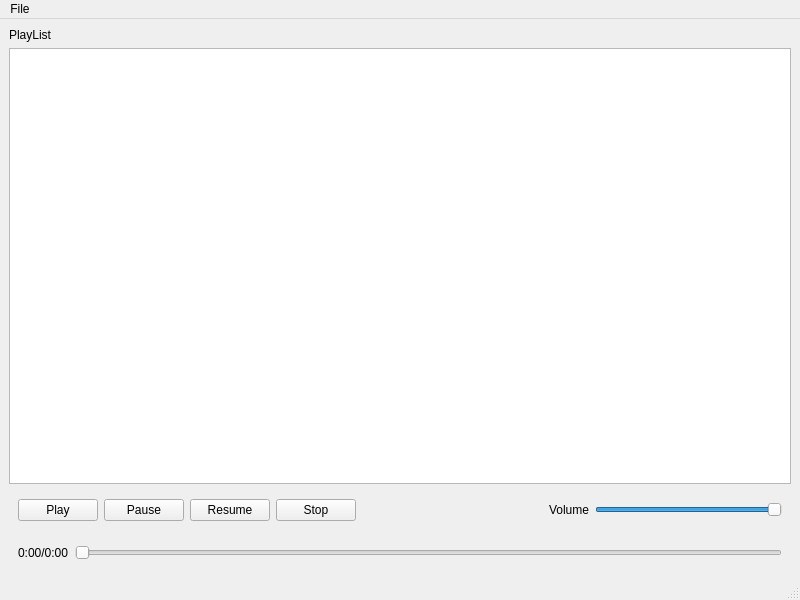
infinitelyCannon/Music, file src/ui/MainWindow.ui: the form before one commit.
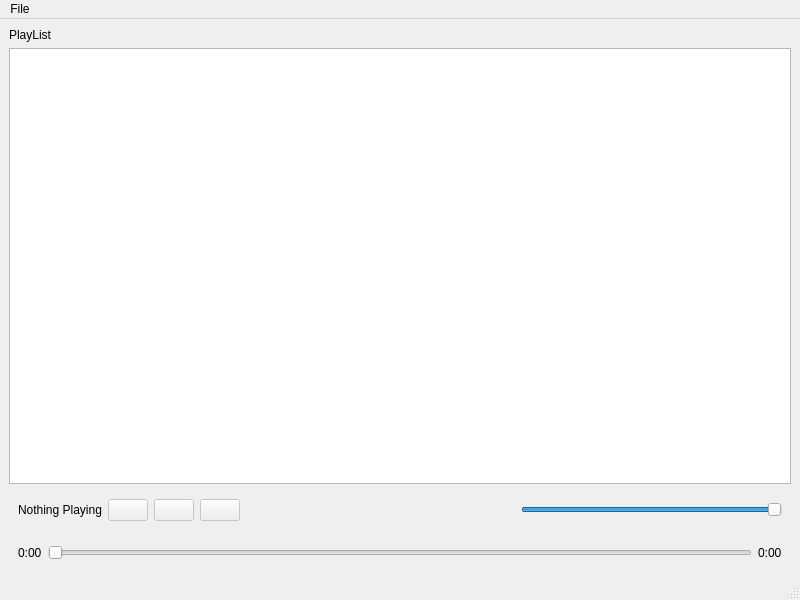
The form after the commit. Icons and pictures are not drawn.

The edit to the form file:
```diff
--- a/src/ui/MainWindow.ui
+++ b/src/ui/MainWindow.ui
@@ -32,31 +32,51 @@
     <item>
      <widget class="QWidget" name="widget" native="true">
       <layout class="QHBoxLayout" name="horizontalLayout">
+       <item>
+        <widget class="QLabel" name="trackLabel">
+         <property name="text">
+          <string>Nothing Playing</string>
+         </property>
+        </widget>
+       </item>
+       <item>
+        <widget class="QPushButton" name="prevButton">
+         <property name="enabled">
+          <bool>false</bool>
+         </property>
+         <property name="text">
+          <string/>
+         </property>
+         <property name="icon">
+          <iconset resource="../../res/resources.qrc">
+           <normaloff>:/icons/prev.png</normaloff>:/icons/prev.png</iconset>
+         </property>
+        </widget>
+       </item>
        <item>
         <widget class="QPushButton" name="playButton">
-         <property name="text">
-          <string>Play</string>
+         <property name="enabled">
+          <bool>false</bool>
          </property>
-        </widget>
-       </item>
-       <item>
-        <widget class="QPushButton" name="pauseButton">
-         <property name="text">
-          <string>Pause</string>
+         <property name="toolTip">
+          <string>Play/Pause</string>
          </property>
-        </widget>
-       </item>
-       <item>
-        <widget class="QPushButton" name="resumeButton">
          <property name="text">
-          <string>Resume</string>
+          <string/>
          </property>
         </widget>
        </item>
        <item>
-        <widget class="QPushButton" name="stopButton">
+        <widget class="QPushButton" name="nextButton">
+         <property name="enabled">
+          <bool>false</bool>
+         </property>
          <property name="text">
-          <string>Stop</string>
+          <string/>
+         </property>
+         <property name="icon">
+          <iconset resource="../../res/resources.qrc">
+           <normaloff>:/icons/next.png</normaloff>:/icons/next.png</iconset>
          </property>
         </widget>
        </item>
@@ -74,10 +94,16 @@
         </spacer>
        </item>
        <item>
-        <widget class="QLabel" name="label_2">
-         <property name="text">
+        <widget class="QLabel" name="volLabel">
+         <property name="toolTip">
           <string>Volume</string>
          </property>
+         <property name="text">
+          <string/>
+         </property>
+         <property name="pixmap">
+          <pixmap resource="../../res/resources.qrc">:/icons/volume.png</pixmap>
+         </property>
         </widget>
        </item>
        <item>
@@ -102,7 +128,7 @@
        <item>
         <widget class="QLabel" name="progressText">
          <property name="text">
-          <string>0:00/0:00</string>
+          <string>0:00</string>
          </property>
         </widget>
        </item>
@@ -122,6 +148,13 @@
          </property>
         </widget>
        </item>
+       <item>
+        <widget class="QLabel" name="lengthText">
+         <property name="text">
+          <string>0:00</string>
+         </property>
+        </widget>
+       </item>
       </layout>
      </widget>
     </item>
```
Left out of the diff: 8 changed lines with no effect on the pictures.
